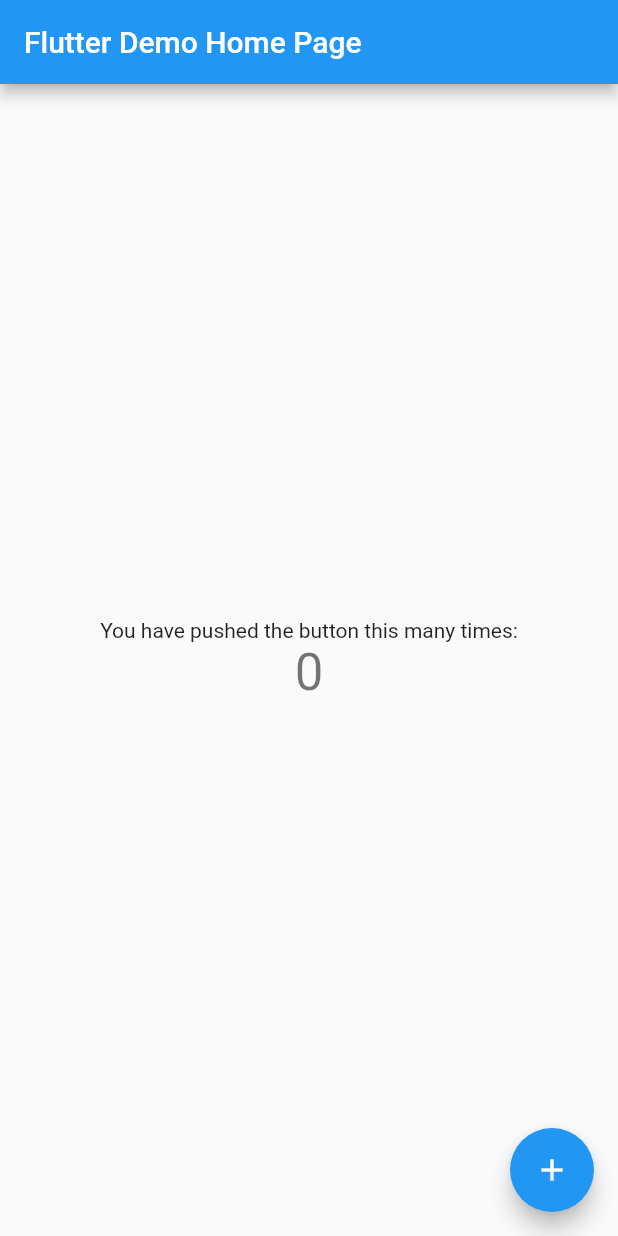
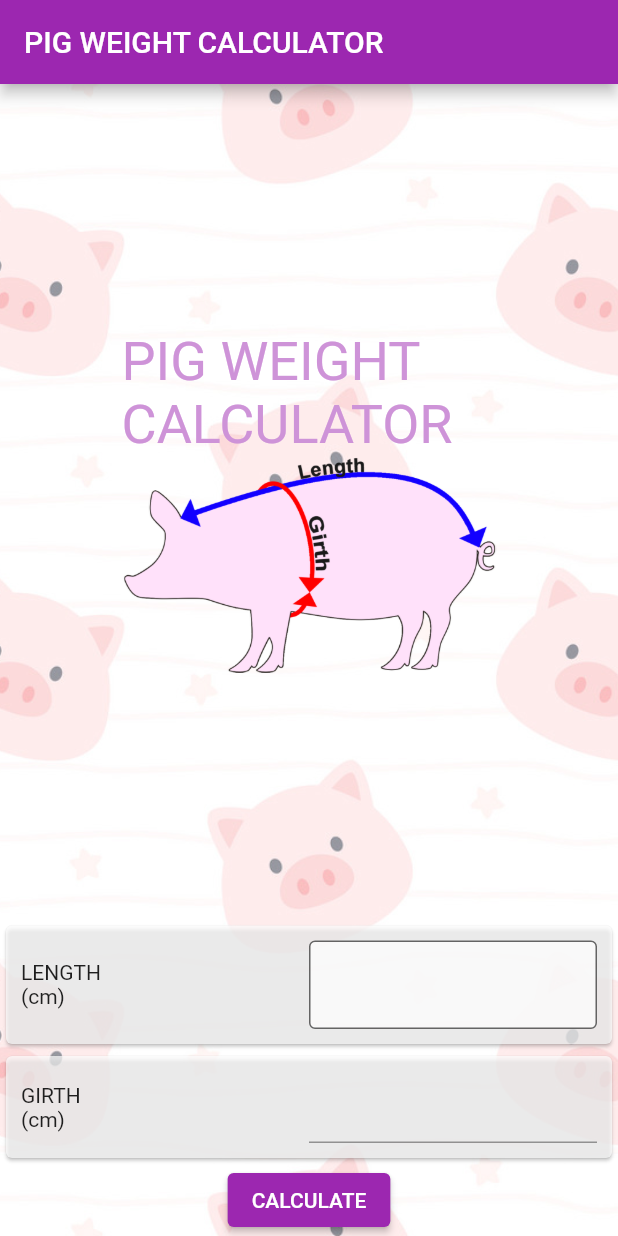
Before and after one commit to ASURAGUY/midterm_07610610, a Flutter app: the screen it shows after launch, on a phone screen of 412 x 824 dp. Run offline on Flutter 3.47's test engine with Material 2 defaults, Android fonts, the phone set to English and light mode, and no system bars; missing offline and left inert: dart:html.

Commit message:
initial commit

```diff
--- /dev/null
+++ b/lib/cal_pigweight.dart
@@ -0,0 +1,29 @@
+class Pig{
+  static const price = 112.50;
+  double _weight = 0;
+  double _length = 0;
+  double _girth = 0;
+
+  double get lowWeight{
+    return _weight-(0.3);
+  }
+
+  double get highWeight{
+    return _weight+(0.3);
+  }
+
+  double get lowPrice{
+    return price*lowPrice;
+  }
+
+  double get highPrice{
+    return price*highPrice;
+  }
+
+  void Calculate(double l, double g){
+    _length = l;
+    _girth = g;
+    _weight = _girth*_girth*_length*69.3;
+
+  }
+}
--- a/lib/main.dart
+++ b/lib/main.dart
@@ -1,4 +1,8 @@
+import 'dart:html';
+
+import 'package:flutter/cupertino.dart';
 import 'package:flutter/material.dart';
+import 'package:midterm_07610610/cal_pigweight.dart';
 
 void main() {
   runApp(const MyApp());
@@ -7,109 +11,171 @@
 class MyApp extends StatelessWidget {
   const MyApp({Key? key}) : super(key: key);
 
-  // This widget is the root of your application.
   @override
   Widget build(BuildContext context) {
     return MaterialApp(
       title: 'Flutter Demo',
       theme: ThemeData(
-        // This is the theme of your application.
-        //
-        // Try running your application with "flutter run". You'll see the
-        // application has a blue toolbar. Then, without quitting the app, try
-        // changing the primarySwatch below to Colors.green and then invoke
-        // "hot reload" (press "r" in the console where you ran "flutter run",
-        // or simply save your changes to "hot reload" in a Flutter IDE).
-        // Notice that the counter didn't reset back to zero; the application
-        // is not restarted.
-        primarySwatch: Colors.blue,
+        primarySwatch: Colors.purple,
       ),
-      home: const MyHomePage(title: 'Flutter Demo Home Page'),
+      home: HomePage(),
     );
   }
 }
 
-class MyHomePage extends StatefulWidget {
-  const MyHomePage({Key? key, required this.title}) : super(key: key);
+class HomePage extends StatelessWidget {
+  HomePage({Key? key}) : super(key: key);
 
-  // This widget is the home page of your application. It is stateful, meaning
-  // that it has a State object (defined below) that contains fields that affect
-  // how it looks.
-
-  // This class is the configuration for the state. It holds the values (in this
-  // case the title) provided by the parent (in this case the App widget) and
-  // used by the build method of the State. Fields in a Widget subclass are
-  // always marked "final".
-
-  final String title;
-
-  @override
-  State<MyHomePage> createState() => _MyHomePageState();
-}
-
-class _MyHomePageState extends State<MyHomePage> {
-  int _counter = 0;
-
-  void _incrementCounter() {
-    setState(() {
-      // This call to setState tells the Flutter framework that something has
-      // changed in this State, which causes it to rerun the build method below
-      // so that the display can reflect the updated values. If we changed
-      // _counter without calling setState(), then the build method would not be
-      // called again, and so nothing would appear to happen.
-      _counter++;
-    });
-  }
+  final _controller = TextEditingController();
+  var pig = Pig();
 
   @override
   Widget build(BuildContext context) {
-    // This method is rerun every time setState is called, for instance as done
-    // by the _incrementCounter method above.
-    //
-    // The Flutter framework has been optimized to make rerunning build methods
-    // fast, so that you can just rebuild anything that needs updating rather
-    // than having to individually change instances of widgets.
     return Scaffold(
       appBar: AppBar(
-        // Here we take the value from the MyHomePage object that was created by
-        // the App.build method, and use it to set our appbar title.
-        title: Text(widget.title),
+        title: const Text('PIG WEIGHT CALCULATOR'),
       ),
-      body: Center(
-        // Center is a layout widget. It takes a single child and positions it
-        // in the middle of the parent.
+      body: Container(
+        decoration: BoxDecoration(
+          image: DecorationImage(
+            image: AssetImage("assets/images/bg.jpg"),
+            fit: BoxFit.cover,
+          ),
+        ),
+        alignment: Alignment.center,
         child: Column(
-          // Column is also a layout widget. It takes a list of children and
-          // arranges them vertically. By default, it sizes itself to fit its
-          // children horizontally, and tries to be as tall as its parent.
-          //
-          // Invoke "debug painting" (press "p" in the console, choose the
-          // "Toggle Debug Paint" action from the Flutter Inspector in Android
-          // Studio, or the "Toggle Debug Paint" command in Visual Studio Code)
-          // to see the wireframe for each widget.
-          //
-          // Column has various properties to control how it sizes itself and
-          // how it positions its children. Here we use mainAxisAlignment to
-          // center the children vertically; the main axis here is the vertical
-          // axis because Columns are vertical (the cross axis would be
-          // horizontal).
           mainAxisAlignment: MainAxisAlignment.center,
-          children: <Widget>[
-            const Text(
-              'You have pushed the button this many times:',
+          children: [
+            Expanded(
+              child: Row(
+                mainAxisAlignment: MainAxisAlignment.center,
+                crossAxisAlignment: CrossAxisAlignment.center,
+                children: [
+                  Column(
+                    mainAxisSize: MainAxisSize.min,
+                    crossAxisAlignment: CrossAxisAlignment.start,
+                    children: [
+                      Text('PIG WEIGHT',
+                          style: TextStyle(
+                              fontSize: 36.0, color: Colors.purple.shade200)),
+                      Text(
+                        'CALCULATOR',
+                        style: TextStyle(
+                            fontSize: 36.0, color: Colors.purple.shade200)),
+
+                      Image.asset('assets/images/pig.png', width: 250.0),
+
+                    ],
+                  ),
+                ],
+              ),
             ),
-            Text(
-              '$_counter',
-              style: Theme.of(context).textTheme.headline4,
+
+        Column(
+          mainAxisSize: MainAxisSize.min,
+          crossAxisAlignment: CrossAxisAlignment.start,
+          children: [
+            new Card(
+              color: Colors.white70,
+              child: new Container(
+                padding: EdgeInsets.all(10.0),
+                child: new Column(
+                  children: <Widget>[
+                    new Row(
+                      children: <Widget>[
+                        new Expanded(child: new Text("LENGTH\n(cm)",)),
+                        new Expanded(
+                          child: new TextField(
+                            textAlign: TextAlign.center,
+                            controller: _controller,
+                            decoration: InputDecoration(
+                              filled: true,
+                              fillColor: Colors.white.withOpacity(0.7),
+                              border: OutlineInputBorder(),
+                          ),
+                        ),
+                      ],
+                    ),
+                  ],
+                ),
+              ),
+            ),
+
+            new Card(
+              color: Colors.white70,
+              child: new Container(
+                padding: EdgeInsets.all(10.0),
+                child: new Column(
+                  children: <Widget>[
+                    new Row(
+                      children: <Widget>[
+                        new Expanded(child: new Text("GIRTH\n(cm)",)),
+                        new Expanded(
+                          child: new TextField(
+
+                          ),
+                        ),
+                      ],
+                    ),
+                  ],
+                ),
+              ),
+            ),
+          ],
+        ),
+
+            ElevatedButton(
+                child: Text('CALCULATE'),
+                onPressed: () {
+
+                  var inputLength = _controller.text;
+                  var inputGirth = _controller.text;
+                  var length = double.tryParse(inputLength!);
+                  var girth = double.tryParse(inputGirth!);
+
+                  if (length == null || girth == null) {
+                    showDialog(
+                        context: context,
+                        barrierDismissible: false,
+                        builder: (BuildContext context) {
+                          return AlertDialog(
+                              title: Text('ERROR'),
+                              content: Text('Invalid input'),
+                              actions: [
+                                TextButton(
+                                  onPressed: () {
+                                    Navigator.of(context).pop();
+                                  },
+                                  child: Text('OK'),
+                                )
+                              ]);
+                        }
+                    );
+                  }else {
+                    var result = pig.Calculate(length, girth);
+                    showDialog(
+                        context: context,
+                        barrierDismissible: false,
+                        builder: (BuildContext context) {
+                          return AlertDialog(
+                              title: Text('RESULT'),
+                              content: Text('Weight ${pig.highWeight.round()} - ${pig.lowWeight.round()} Kg \nPrice ${pig.highPrice.round()} - ${pig.lowPrice.round()} Baht'),
+                              actions: [
+                                TextButton(
+                                  onPressed: () {
+                                    Navigator.of(context).pop();
+                                  },
+                                  child: Text('OK'),
+                                )
+                              ]);
+                        }
+                    );
+                  }
+                }
             ),
           ],
         ),
       ),
-      floatingActionButton: FloatingActionButton(
-        onPressed: _incrementCounter,
-        tooltip: 'Increment',
-        child: const Icon(Icons.add),
-      ), // This trailing comma makes auto-formatting nicer for build methods.
     );
   }
 }
--- a/pubspec.yaml
+++ b/pubspec.yaml
@@ -58,8 +58,8 @@
   uses-material-design: true
 
   # To add assets to your application, add an assets section, like this:
-  # assets:
-  #   - images/a_dot_burr.jpeg
+  assets:
+    - assets/images/
   #   - images/a_dot_ham.jpeg
 
   # An image asset can refer to one or more resolution-specific "variants", see
```
Also changed, not shown: assets/images/bg.jpg (added), assets/images/ic_pig.png (added), assets/images/pig.png (added).
